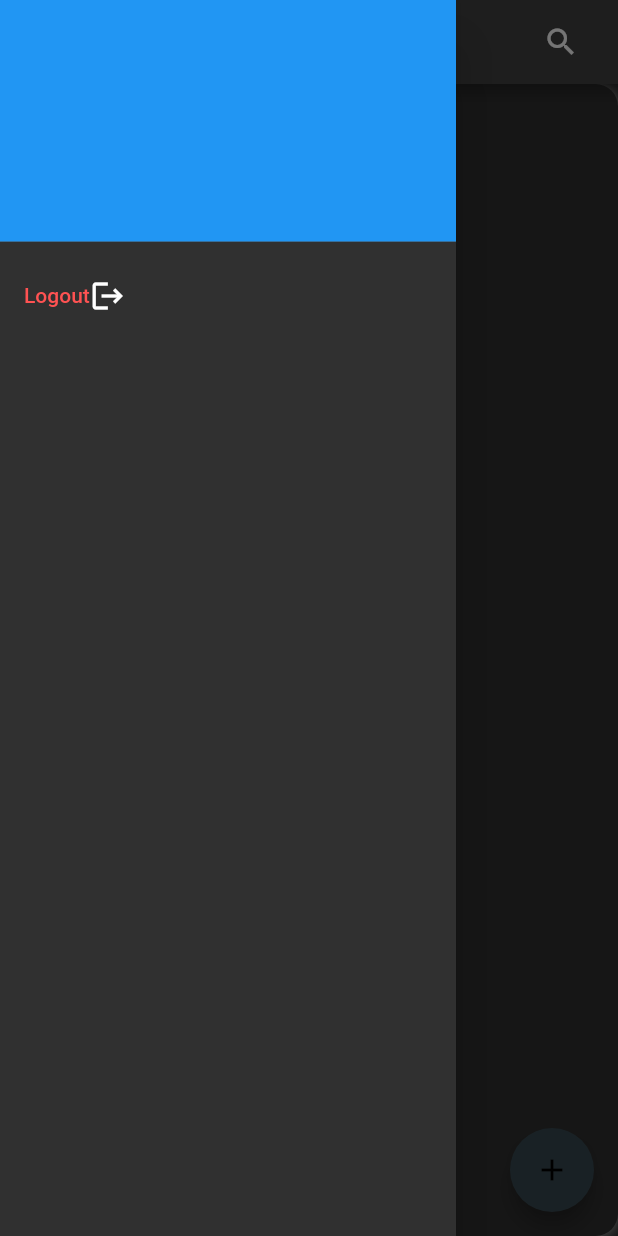
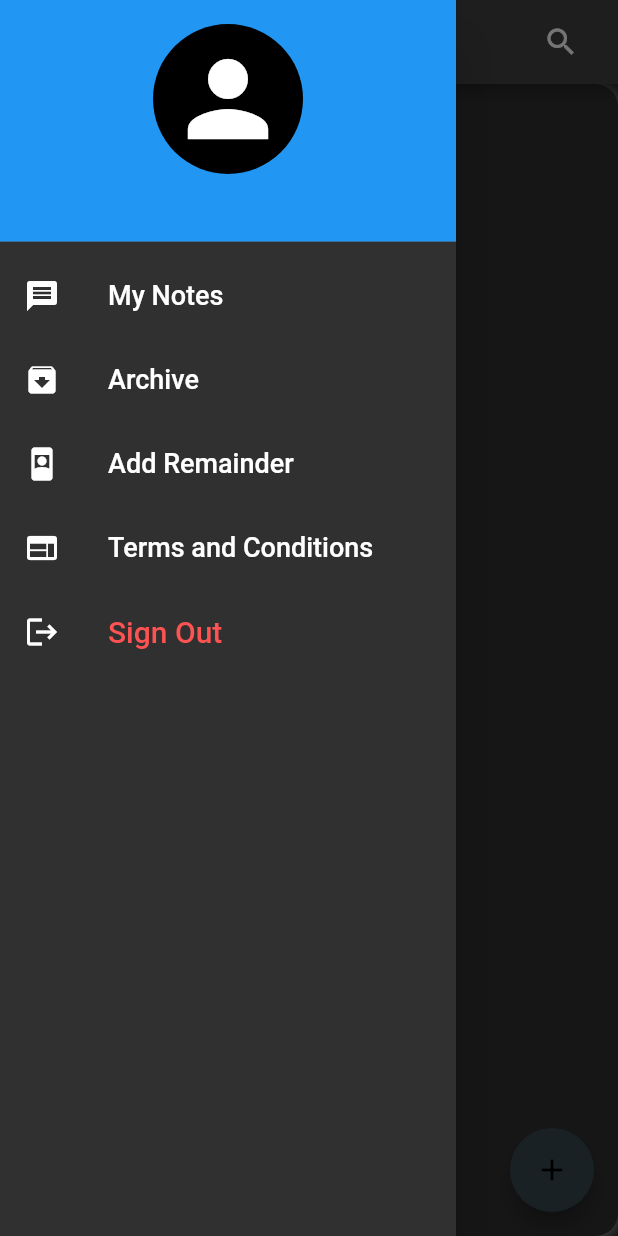
Before and after one commit to NaragudeNitin/userLoginUsingFLutter, a Flutter app: the screen it shows once a user with an empty profile is signed in, with the side drawer open, on a phone screen of 412 x 824 dp. Run offline on Flutter 3.47's test engine with Material 2 defaults, Android fonts, the phone set to English and light mode, and no system bars; our stand-ins replace cloud_firestore, firebase_auth, firebase_core, firebase_messaging, firebase_storage, flutter_local_notifications and 3 more; missing offline and left inert: firebase_cloud_messaging_flutter; accounts and stored records are empty; network calls fail.

Commit message:
updated profile in side menu bar

```diff
--- a/lib/main.dart
+++ b/lib/main.dart
@@ -1,10 +1,19 @@
 import 'package:firebase_core/firebase_core.dart';
+import 'package:firebase_messaging/firebase_messaging.dart';
 import 'package:flutter/material.dart';
 import 'package:flutter_application_5_login_logout_signup/auth/main_page.dart';
+import 'package:flutter_application_5_login_logout_signup/pages/home_page.dart';
+
+  // receives message when app is in background solution for on message
+  Future<void> backgroundHandler(RemoteMessage message) async{
+    print(message.data.toString());
+    print(message.notification!.title);
+  }
 
  void main() async {
   WidgetsFlutterBinding.ensureInitialized();
   await Firebase.initializeApp();
+  FirebaseMessaging.onBackgroundMessage(backgroundHandler);
   runApp( const MyApp());
 }
 
@@ -23,6 +32,9 @@ class MyApp extends StatelessWidget{
       ),
       themeMode: ThemeMode.dark,
     home: const MainPage(),
+    routes: {
+      'HomePage':(context) => const HomePage(),
+    },
   );
   }
 }
--- a/lib/model/note.dart
+++ b/lib/model/note.dart
@@ -1,4 +1,3 @@
-import 'dart:developer';
 
 import 'package:cloud_firestore/cloud_firestore.dart';
 
@@ -18,7 +17,7 @@ class Note {
 
     final description = data['description'];
 
-    log( '${" is iddddd" + title}dddd dddddddddddd' + description);
+    // log( '${" is iddddd" + title}dddd dddddddddddd' + description);
   }
 
 
--- a/lib/pages/home_page.dart
+++ b/lib/pages/home_page.dart
@@ -1,10 +1,14 @@
+// ignore_for_file: avoid_print
+
 import 'dart:io';
 import 'package:firebase_auth/firebase_auth.dart';
+import 'package:firebase_messaging/firebase_messaging.dart';
+import 'package:firebase_cloud_messaging_flutter/firebase_cloud_messaging_flutter.dart';
 import 'package:flutter/material.dart';
 import 'package:flutter_application_5_login_logout_signup/screens/add_note_screen.dart';
 import 'package:flutter_application_5_login_logout_signup/screens/pagination_screen.dart';
 import 'package:flutter_application_5_login_logout_signup/screens/search_screen.dart';
-import 'package:flutter_application_5_login_logout_signup/views/list_view.dart';
+import 'package:flutter_application_5_login_logout_signup/widgets/side_bar_menu.dart';
 
 class HomePage extends StatefulWidget {
   const HomePage({super.key});
@@ -19,6 +23,32 @@ class _HomePageState extends State<HomePage> {
   void initState() {
     // getTas
     super.initState();
+
+    //gives you the message on which yousr taps
+    //and it opened the app from terminated state
+    FirebaseMessaging.instance.getInitialMessage().then((message){
+      if (message != null) {
+        final routeFromMessage = message.data['route'];
+        Navigator.of(context).pushNamed(routeFromMessage);
+      }
+    });
+
+    //only works in foreground
+    FirebaseMessaging.onMessage.listen((message) {
+      if(message.notification != null){
+        print(message.notification!.title);
+        print(message.notification!.body);
+      }
+      ///app in background and opened and user taps on notification
+      /// on the notification
+      FirebaseMessaging.onMessageOpenedApp.listen((message) {
+        final routeFromMessage = message.data['route'];
+        // print(routeFromMessage);
+
+        Navigator.of(context).pushNamed(routeFromMessage);
+      });
+
+    });
   }
 
   @override
@@ -43,43 +73,7 @@ class _HomePageState extends State<HomePage> {
           ],
         ),
       ),
-      drawer: Drawer(
-        child: ListView(
-          // Important: Remove any padding from the ListView.
-          padding: EdgeInsets.zero,
-          children: [
-            DrawerHeader(
-              decoration: const BoxDecoration(
-                color: Colors.blue,
-              ),
-              child: Column(
-                children: [
-                  Text(
-                    user.email!,
-                    style: const TextStyle(fontSize: 15),
-                  ),
-                ],
-              ),
-            ),
-            ListTile(
-              title: Row(
-                children: const [
-                  Text(
-                    'Logout',
-                    style: TextStyle(color: Colors.redAccent),
-                  ),
-                  Icon(Icons.logout)
-                ],
-              ),
-              // iconColor: Colors.redAccent,
-              onTap: () {
-                FirebaseAuth.instance.signOut();
-                Navigator.pop(context);
-              },
-            ),
-          ],
-        ),
-      ),
+      drawer: const SideMenuBar(),
       floatingActionButton: FloatingActionButton(
         onPressed: () {
           Navigator.push(
@@ -92,7 +86,7 @@ class _HomePageState extends State<HomePage> {
             setState(() {});
           });
         },
-        backgroundColor:const Color.fromARGB(255, 55, 72, 80),
+        backgroundColor: const Color.fromARGB(255, 55, 72, 80),
         child: const Icon(Icons.add),
       ),
 
--- a/lib/screens/search_screen.dart
+++ b/lib/screens/search_screen.dart
@@ -28,13 +28,13 @@ class _SearchScreenState extends State<SearchScreen> {
         .collection('tasks')
         .get();
 
-        print(result.docs.length);
+        // print(result.docs.length);
 
 
         final documents = result.docs;
         for (QueryDocumentSnapshot element in documents) {
 
-          print(".....................//////");
+          // print(".....................//////");
           final data = element.data() as Map<String, dynamic>;
 
           final title = data['title'];
--- /dev/null
+++ b/lib/widgets/side_bar_menu.dart
@@ -0,0 +1,187 @@
+import 'dart:io';
+
+import 'package:cloud_firestore/cloud_firestore.dart';
+import 'package:firebase_auth/firebase_auth.dart';
+import 'package:flutter/material.dart';
+import 'package:flutter_application_5_login_logout_signup/views/web_view_page.dart';
+import 'package:firebase_storage/firebase_storage.dart';
+import 'package:image_picker/image_picker.dart';
+import 'package:firebase_storage/firebase_storage.dart' as firebase_storage;
+
+import '../pages/home_page.dart';
+
+class SideMenuBar extends StatefulWidget {
+  const SideMenuBar({super.key});
+
+  @override
+  State<SideMenuBar> createState() => _SideMenuBarState();
+}
+
+class _SideMenuBarState extends State<SideMenuBar> {
+
+  final user = FirebaseAuth.instance.currentUser;
+  final firebase_storage.FirebaseStorage storage =
+      firebase_storage.FirebaseStorage.instance;
+  String? profilePicLink;
+
+
+  Future pickUploadProfilePic() async {
+    final image = await ImagePicker().pickImage(
+      source: ImageSource.gallery,
+      maxHeight: 512,
+      maxWidth: 512,
+      imageQuality: 90,
+    );
+
+    Reference ref = FirebaseStorage.instance.ref().child("profilepic.jpg");
+    if(image == null )return ;
+    await ref.putFile(File(image.path));
+
+    ref.getDownloadURL().then((value) async {
+      FirebaseFirestore.instance
+          .collection('users')
+          .doc(FirebaseAuth.instance.currentUser?.uid)
+          .collection('images')
+          .add({'imageUrl': value});
+      setState(() {
+        profilePicLink = value;
+      });
+    });
+  }
+
+  Future<void> fetchProfileImage() async {
+    FirebaseFirestore.instance
+        .collection('users')
+        .doc(FirebaseAuth.instance.currentUser?.uid)
+        .collection('images')
+        .get()
+        .then((snapshot) {
+
+      if(snapshot.docs.first.exists){
+        final imageUrl = snapshot.docs.first.data()['imageUrl'];
+        setState(() {
+          profilePicLink = imageUrl;
+        });
+      }
+    });
+  }
+
+  @override
+  void initState() {
+    super.initState();
+    fetchProfileImage();
+  }
+
+  @override
+  Widget build(BuildContext context) {
+    // final user = FirebaseAuth.instance.currentUser!;
+    return Drawer(
+      child: ListView(
+        // Important: Remove any padding from the ListView.
+        padding: EdgeInsets.zero,
+        children: [
+          DrawerHeader(
+            decoration: const BoxDecoration(
+              color: Colors.blue,
+            ),
+            child: Column(
+              children: [
+                GestureDetector(
+                  onTap: () {
+                    setState(() {
+                      pickUploadProfilePic();
+                    });
+                  },
+                  child: CircleAvatar(
+                    radius: 50,
+                    child: profilePicLink == null
+                        ? const Icon(
+                            Icons.person,
+                            size: 80,
+                          )
+                        : CircleAvatar(
+                            radius: 40,
+                            child: Image.network(
+                              profilePicLink!,
+                              fit: BoxFit.contain,
+                            ),
+                          ),
+                  ),
+                ),
+                Text(
+                  user!.email!,
+                  style: const TextStyle(fontSize: 15),
+                ),
+              ],
+            ),
+          ),
+
+          //Notes
+          ListTile(
+            leading: const Icon(Icons.message),
+            title: const Text(
+              'My Notes',
+              style: TextStyle(fontSize: 18),
+            ),
+            onTap: () {
+              Navigator.pushReplacement(
+                context,
+                MaterialPageRoute(
+                  builder: (context) => const HomePage(),
+                ),
+              );
+            },
+          ),
+
+          //archives
+          ListTile(
+            leading: const Icon(Icons.archive),
+            title: const Text(
+              'Archive',
+              style: TextStyle(fontSize: 18),
+            ),
+            onTap: () {},
+          ),
+
+          //reminder
+          ListTile(
+              leading: const Icon(Icons.remember_me),
+              title: const Text(
+                'Add Remainder',
+                style: TextStyle(fontSize: 18),
+              ),
+              onTap: () {}),
+
+          //terms and condition/ webview
+          ListTile(
+            leading: const Icon(Icons.web),
+            title: const Text(
+              'Terms and Conditions',
+              style: TextStyle(fontSize: 18),
+            ),
+            onTap: () {
+              Navigator.push(
+                  context,
+                  MaterialPageRoute(
+                    builder: (context) => WebView(),
+                  ));
+            },
+          ),
+
+          //signout
+          ListTile(
+            leading: const Icon(Icons.logout),
+            title: const Text(
+              'Sign Out',
+              style: TextStyle(fontSize: 20, color: Colors.redAccent),
+            ),
+            onTap: () {
+              FirebaseAuth.instance.signOut();
+              Navigator.pop(context);
+            },
+          ),
+        ],
+      ),
+    );
+  }
+}
--- a/pubspec.yaml
+++ b/pubspec.yaml
@@ -47,8 +47,11 @@ dependencies:
   intl: ^0.18.0
   get: ^4.6.5
   firebase_app_check: ^0.1.1+8
-  # firebase_messaging: ^14.2.1
+  firebase_messaging: ^14.2.2
   flutter_local_notifications: ^13.0.0
+  webview_flutter: ^4.0.2
+  firebase_cloud_messaging_flutter: ^1.0.5
+
 
 dev_dependencies:
   flutter_test:
```
Also changed, not shown: lib/auth/repository.dart (added, +10 -0 lines), lib/auth/sqlflite.dart (added, +7 -0 lines), lib/pages/login_page.dart (+6 -9 lines), lib/pages/register_page.dart (+45 -74 lines), lib/screens/add_note_screen.dart (+8 -4 lines), lib/screens/pagination_screen.dart (+23 -5 lines), lib/views/web_view_page.dart (added, +33 -0 lines), pubspec.lock, 2 other files.
